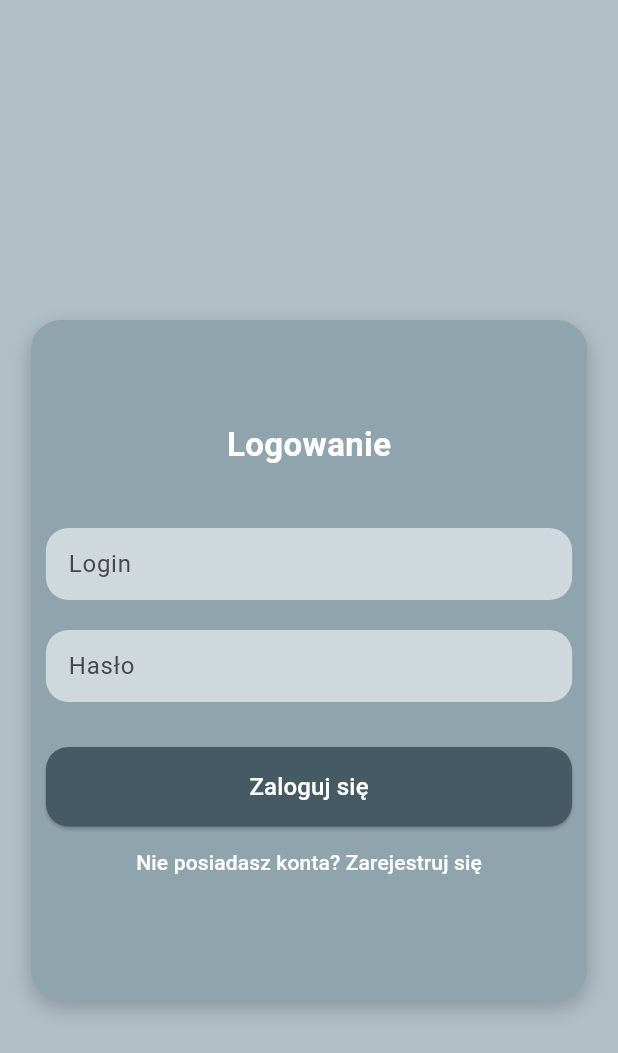
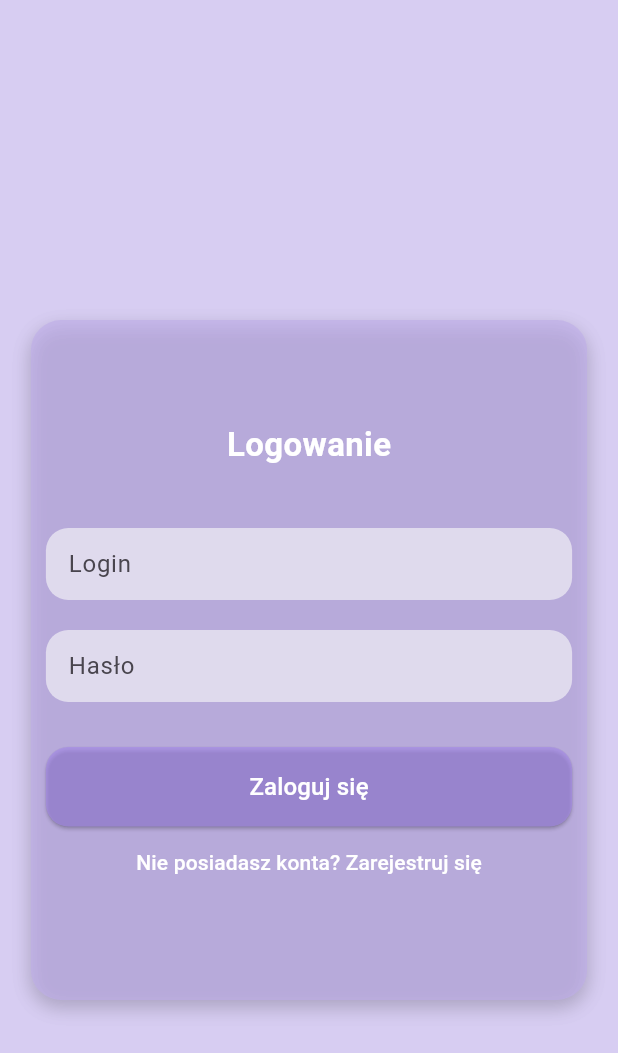
Before and after one commit to KN-Signum/best_app, a Flutter app: the screen it shows after launch, on a phone screen of 412 x 824 dp. Shown: the top 1053 px of the screen. Run offline on Flutter 3.47's test engine with Material 3 defaults, Android fonts, the phone set to English and light mode, and no system bars.

Commit message:
Refactor color scheme in auth and home screens

```diff
--- a/lib/screens/auth.dart
+++ b/lib/screens/auth.dart
@@ -108,7 +108,7 @@
     return Container(
       margin: const EdgeInsets.symmetric(vertical: 10),
       decoration: BoxDecoration(
-        color: Colors.blueGrey[100],
+        color: const Color.fromARGB(156, 249, 249, 249),
         borderRadius: BorderRadius.circular(15),
       ),
       child: TextFormField(
@@ -267,7 +267,7 @@
           );
 
     return Scaffold(
-      backgroundColor: Colors.blueGrey[200],
+      backgroundColor: const Color.fromARGB(156, 190, 173, 233),
       appBar: AppBar(
         backgroundColor: Colors.transparent,
         elevation: 0,
@@ -280,7 +280,7 @@
               ? size.height * (isSmallScreen ? 0.55 : 0.5)
               : size.height * (isSmallScreen ? 0.75 : 0.8),
           decoration: BoxDecoration(
-            color: Colors.blueGrey[300],
+            color: const Color.fromARGB(156, 190, 173, 233),
             borderRadius: BorderRadius.circular(20),
             boxShadow: [
               BoxShadow(
@@ -300,7 +300,7 @@
                 width: double.maxFinite,
                 child: ElevatedButton(
                   style: ElevatedButton.styleFrom(
-                    backgroundColor: Colors.blueGrey[700],
+                    backgroundColor: const Color.fromARGB(156, 164, 137, 234),
                     shape: RoundedRectangleBorder(
                       borderRadius: BorderRadius.circular(15),
                     ),
--- a/lib/screens/home.dart
+++ b/lib/screens/home.dart
@@ -225,7 +225,7 @@
         : Container();
 
     return Scaffold(
-      backgroundColor: const Color.fromRGBO(244, 242, 238, 100),
+    backgroundColor:  const Color.fromARGB(156, 190, 173, 233),
       body: BaseLayout(
         userId: widget.userId,
         myNotes: myNotes,
```
